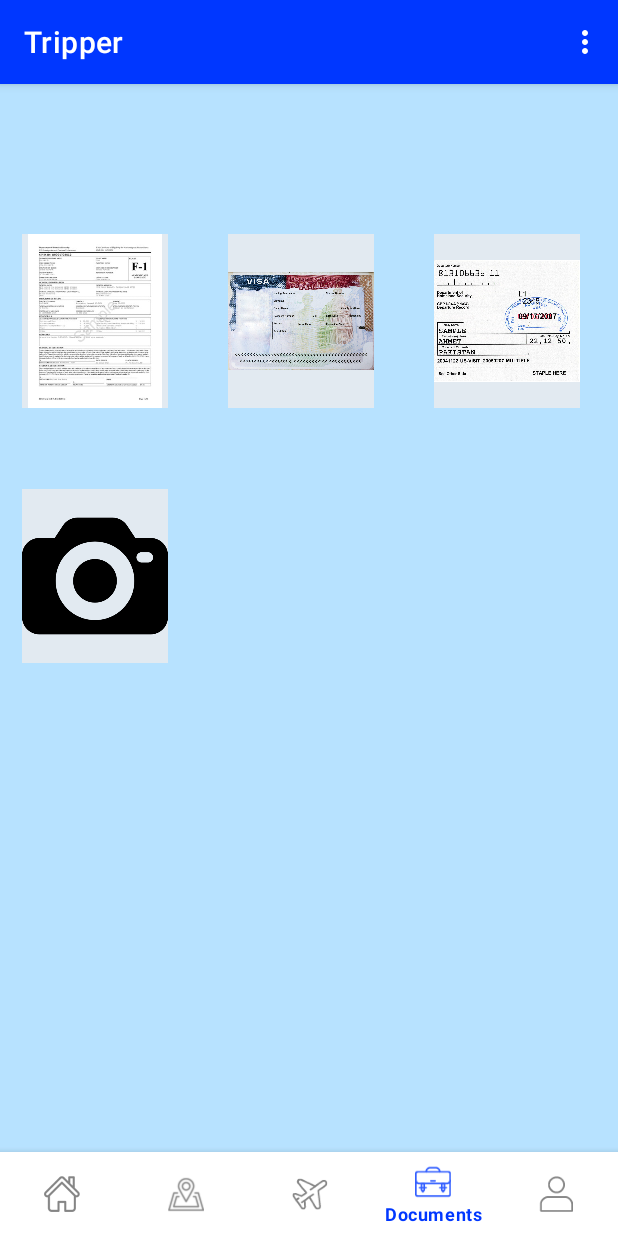
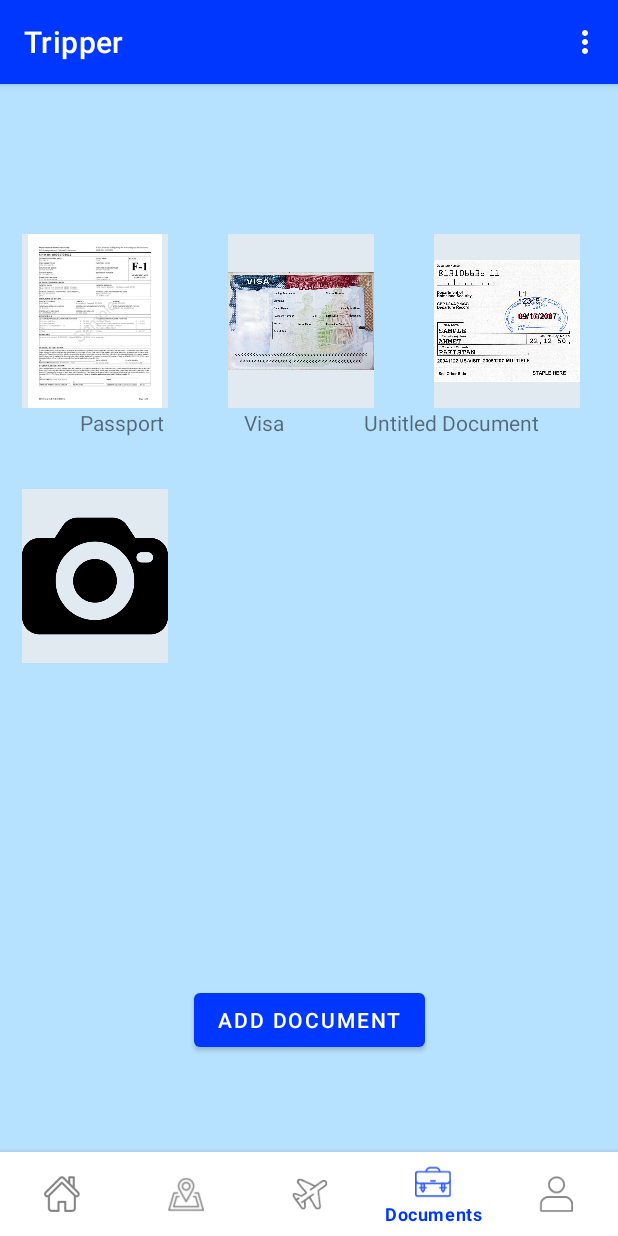
Before and after one commit to jiwagon/Tripper-App, an Android app: the screen it shows after launch (MainActivity), item 4 of the bottom bar chosen, on a phone screen of 412 x 824 dp. Run offline under Robolectric (Android 15) with nearby library versions, the phone set to English and light mode, and no system bars; our stand-ins replace navigation-ui.

Commit message:
minor edits

```diff
--- a/app/src/main/res/layout/docs_fragment.xml
+++ b/app/src/main/res/layout/docs_fragment.xml
@@ -68,6 +68,47 @@
             app:layout_constraintStart_toStartOf="@+id/i20_image"
             app:layout_constraintTop_toTopOf="@+id/i20_image" />
 
+        <TextView
+            android:id="@+id/passport_text"
+            android:layout_width="wrap_content"
+            android:layout_height="wrap_content"
+            android:text="Passport"
+            app:layout_constraintEnd_toStartOf="@+id/visa_view"
+            app:layout_constraintHorizontal_bias="0.5"
+            app:layout_constraintStart_toStartOf="parent"
+            app:layout_constraintTop_toBottomOf="@+id/i20_image"
+            tools:ignore="MissingConstraints" />
+
+        <TextView
+            android:id="@+id/visa_view"
+            android:layout_width="wrap_content"
+            android:layout_height="wrap_content"
+            android:text="Visa"
+            app:layout_constraintEnd_toStartOf="@+id/untitled_text"
+            app:layout_constraintHorizontal_bias="0.5"
+            app:layout_constraintStart_toEndOf="@+id/passport_text"
+            app:layout_constraintTop_toBottomOf="@+id/visa_image"
+            tools:ignore="MissingConstraints" />
+
+        <TextView
+            android:id="@+id/untitled_text"
+            android:layout_width="wrap_content"
+            android:layout_height="wrap_content"
+            android:text="Untitled Document"
+            app:layout_constraintEnd_toEndOf="parent"
+            app:layout_constraintHorizontal_bias="0.5"
+            app:layout_constraintStart_toEndOf="@+id/visa_view"
+            app:layout_constraintTop_toBottomOf="@+id/i94_image" />
+
+        <Button
+            android:id="@+id/addNew_btn"
+            android:layout_width="wrap_content"
+            android:layout_height="wrap_content"
+            android:layout_marginBottom="64dp"
+            android:text="Add Document"
+            app:layout_constraintBottom_toTopOf="@+id/bottom_navigation"
+            app:layout_constraintEnd_toEndOf="parent"
+            app:layout_constraintStart_toStartOf="parent" />
 
     </androidx.constraintlayout.widget.ConstraintLayout>
 
```
